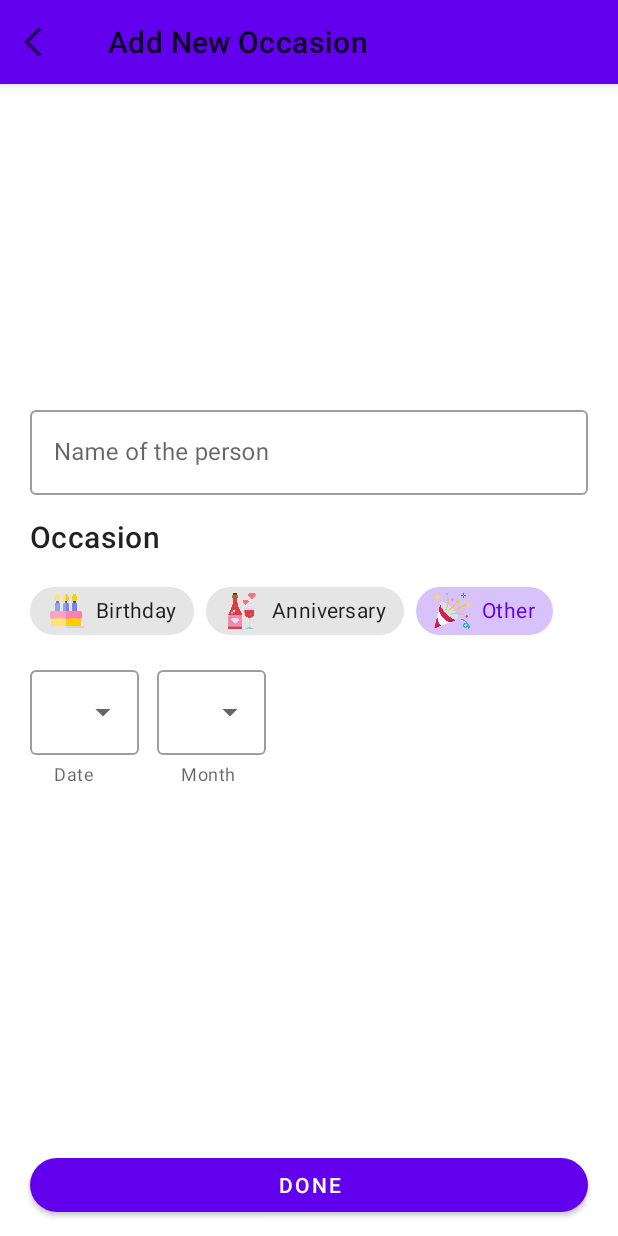
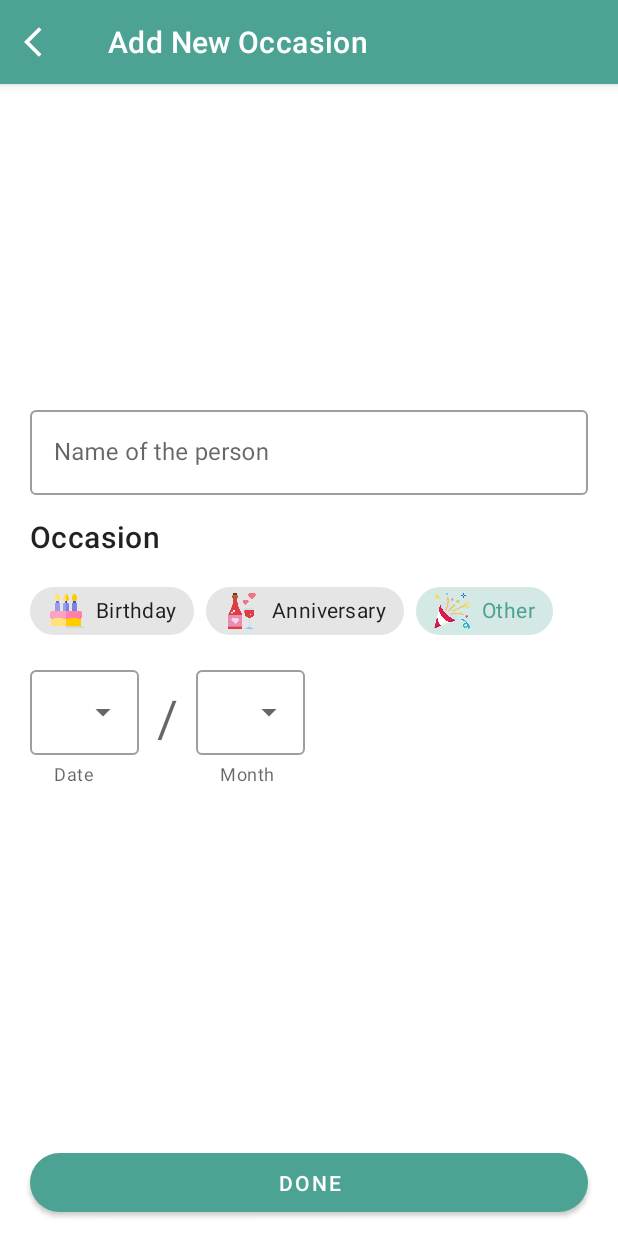
Before and after one commit to kshitijskumar/Wish-Em, an Android app: the AddEventFragment screen opened through its navigation route, on a phone screen of 412 x 824 dp. Run offline under Robolectric (Android 15) with nearby library versions, the light colour scheme and no system bars; our stand-ins replace Room's generated code, data binding; 1 statement that could not run was skipped.

Commit message:
themes set, adapter modified, ui complete

```diff
--- a/app/src/main/java/com/example/wishem/ui/allevents/adapters/OccasionAdapter.kt
+++ b/app/src/main/java/com/example/wishem/ui/allevents/adapters/OccasionAdapter.kt
@@ -1,6 +1,7 @@
 package com.example.wishem.ui.allevents.adapters
 
 import android.view.LayoutInflater
+import android.view.View
 import android.view.ViewGroup
 import androidx.recyclerview.widget.DiffUtil
 import androidx.recyclerview.widget.ListAdapter
@@ -10,7 +11,7 @@ import com.example.wishem.databinding.HolderTodayOccasionsBinding
 import com.example.wishem.local.OccasionEntity
 
 class OccasionAdapter(
-        private val clickItem : (id: Int) -> Unit,
+        private val clickItem : (item: OccasionEntity, itemView: View) -> Unit,
         private val isToday: Boolean = true
 ) : ListAdapter<OccasionEntity, RecyclerView.ViewHolder>(diffUtil) {
 
@@ -54,7 +55,7 @@ class OccasionAdapter(
             binding.item = item
 
             binding.cvTodayOccasion.setOnClickListener {
-                clickItem(item.id)
+                clickItem(item, it)
             }
         }
     }
@@ -65,7 +66,7 @@ class OccasionAdapter(
             binding.item = item
 
             binding.llEvent.setOnClickListener {
-                clickItem(item.id)
+                clickItem(item, it)
             }
         }
     }
--- a/app/src/main/java/com/example/wishem/viewmodel/OccasionViewModel.kt
+++ b/app/src/main/java/com/example/wishem/viewmodel/OccasionViewModel.kt
@@ -96,6 +96,11 @@ class OccasionViewModel(
         }
     }
 
+    fun deleteOccasion(occasion: OccasionEntity) = viewModelScope.launch {
+        repo.deleteOccasion(occasion)
+        updateOccasion()
+    }
+
     private fun setAddingError(errorMsg: String) {
         _addingResult.value = Result.Error(errorMsg)
         _addingResult.value = Result.Idle
@@ -111,12 +116,12 @@ class OccasionViewModel(
             updateOccasion()
         }
 
-        val workRequest = PeriodicWorkRequestBuilder<ReminderWorker>(15, TimeUnit.MINUTES)
+        val workRequest = PeriodicWorkRequestBuilder<ReminderWorker>(12, TimeUnit.HOURS)
                 .addTag(WORK_REQUEST_TAG)
                 .build()
 
         WorkManager.getInstance(application)
-                .enqueueUniquePeriodicWork(WORK_REQUEST_TAG, ExistingPeriodicWorkPolicy.REPLACE, workRequest)
+                .enqueueUniquePeriodicWork(WORK_REQUEST_TAG, ExistingPeriodicWorkPolicy.KEEP, workRequest)
     }
 
 
--- a/app/src/main/res/drawable/bg_bottom_one_side_corner.xml
+++ b/app/src/main/res/drawable/bg_bottom_one_side_corner.xml
@@ -5,6 +5,6 @@
         android:topLeftRadius="30dp"
         android:topRightRadius="30dp" />
 
-    <solid android:color="@color/teal_200"/>
+    <solid android:color="#FBFBFC"/>
 
 </shape>
--- a/app/src/main/res/layout/fragment_add_event.xml
+++ b/app/src/main/res/layout/fragment_add_event.xml
@@ -24,7 +24,9 @@
                     android:layout_width="match_parent"
                     android:layout_height="?attr/actionBarSize"
                     app:title="Add New Occasion"
-                    app:navigationIcon="@drawable/ic_back"/>
+                    app:navigationIcon="@drawable/ic_back"
+                    app:titleTextColor="@color/white"
+                    app:navigationIconTint="@color/white"/>
 
             </com.google.android.material.appbar.AppBarLayout>
 
@@ -120,13 +122,25 @@
                     android:inputType="none"/>
             </com.google.android.material.textfield.TextInputLayout>
 
+            <TextView
+                android:id="@+id/tvDateMonthSep"
+                style="@style/TextAppearance.MaterialComponents.Headline4"
+                android:layout_width="wrap_content"
+                android:layout_height="wrap_content"
+                android:layout_marginStart="12dp"
+                android:text="/"
+                app:layout_constraintTop_toTopOf="@id/etDateLayout"
+                app:layout_constraintBottom_toBottomOf="@id/etDateLayout"
+                app:layout_constraintStart_toEndOf="@id/etDateLayout"
+                android:layout_marginBottom="10dp"/>
+
             <com.google.android.material.textfield.TextInputLayout
                 android:id="@+id/etMonthLayout"
                 android:layout_width="wrap_content"
                 android:layout_height="wrap_content"
                 app:helperText="Month"
                 style="@style/Widget.MaterialComponents.TextInputLayout.OutlinedBox.ExposedDropdownMenu"
-                app:layout_constraintStart_toEndOf="@id/etDateLayout"
+                app:layout_constraintStart_toEndOf="@id/tvDateMonthSep"
                 app:layout_constraintBaseline_toBaselineOf="@id/etDateLayout"
                 android:layout_marginTop="4dp"
                 android:layout_marginStart="12dp">
@@ -149,7 +163,9 @@
                 app:layout_constraintStart_toStartOf="@id/etNameLayout"
                 app:layout_constraintTop_toBottomOf="@+id/etNameLayout"
                 app:layout_constraintVertical_bias="1"
-                app:cornerRadius="100dp"/>
+                app:cornerRadius="100dp"
+                android:paddingTop="10dp"
+                android:paddingBottom="10dp"/>
         </androidx.constraintlayout.widget.ConstraintLayout>
     </ScrollView>
 </layout>
--- a/app/src/main/res/layout/fragment_all_events.xml
+++ b/app/src/main/res/layout/fragment_all_events.xml
@@ -68,7 +68,7 @@
         <androidx.recyclerview.widget.RecyclerView
             android:id="@+id/rvAllEvents"
             android:layout_width="match_parent"
-            android:layout_height="wrap_content"
+            android:layout_height="match_parent"
             android:translationY="10dp"
             android:layout_margin="10dp"
             app:layout_behavior="com.google.android.material.appbar.AppBarLayout$ScrollingViewBehavior"/>
@@ -90,7 +90,9 @@
                 app:cornerRadius="100dp"
                 android:layout_gravity="bottom|center"
                 android:layout_marginStart="30dp"
-                android:layout_marginEnd="30dp"/>
+                android:layout_marginEnd="30dp"
+                android:paddingTop="10dp"
+                android:paddingBottom="10dp"/>
         </FrameLayout>
 
 
--- a/app/src/main/res/layout/holder_today_occasions.xml
+++ b/app/src/main/res/layout/holder_today_occasions.xml
@@ -25,7 +25,7 @@
             app:cardCornerRadius="24dp">
 
             <LinearLayout
-                android:layout_width="match_parent"
+                android:layout_width="wrap_content"
                 android:layout_height="match_parent"
                 android:orientation="horizontal"
                 android:padding="14dp">
@@ -38,7 +38,7 @@
                     event_icon="@{item.iconCode}"/>
 
                 <LinearLayout
-                    android:layout_width="match_parent"
+                    android:layout_width="wrap_content"
                     android:layout_height="wrap_content"
                     android:orientation="vertical"
                     android:layout_marginStart="10dp">
@@ -46,7 +46,7 @@
                     <TextView
                         android:id="@+id/tvName"
                         android:layout_height="wrap_content"
-                        android:layout_width="match_parent"
+                        android:layout_width="wrap_content"
                         android:layout_marginStart="4dp"
                         android:layout_marginEnd="8dp"
                         tools:text="Kshitij"
--- /dev/null
+++ b/app/src/main/res/menu/menu_item.xml
@@ -0,0 +1,6 @@
+<?xml version="1.0" encoding="utf-8"?>
+<menu xmlns:android="http://schemas.android.com/apk/res/android">
+
+    <item android:id="@+id/menuDelete"
+        android:title="Delete"/>
+</menu>
--- a/app/src/main/res/values-night/themes.xml
+++ b/app/src/main/res/values-night/themes.xml
@@ -1,10 +1,10 @@
 <resources xmlns:tools="http://schemas.android.com/tools">
     <!-- Base application theme. -->
-    <style name="Theme.WishEm" parent="Theme.MaterialComponents.DayNight.NoActionBar">
+    <style name="Theme.WishEm" parent="Theme.MaterialComponents.Light.NoActionBar">
         <!-- Primary brand color. -->
-        <item name="colorPrimary">@color/purple_200</item>
-        <item name="colorPrimaryVariant">@color/purple_700</item>
-        <item name="colorOnPrimary">@color/black</item>
+        <item name="colorPrimary">@color/app_bar_dark_teal</item>
+        <item name="colorPrimaryVariant">@color/app_bar_dark_teal</item>
+        <item name="colorOnPrimary">@color/white</item>
         <!-- Secondary brand color. -->
         <item name="colorSecondary">@color/teal_200</item>
         <item name="colorSecondaryVariant">@color/teal_200</item>
--- a/app/src/main/res/values/colors.xml
+++ b/app/src/main/res/values/colors.xml
@@ -7,4 +7,8 @@
     <color name="teal_700">#FF018786</color>
     <color name="black">#FF000000</color>
     <color name="white">#FFFFFFFF</color>
+
+    <color name="app_bar_teal">#59C3AC</color>
+    <color name="app_bar_dark_teal">#4CA293</color>
+    <color name="greyish_blue">#08070D</color>
 </resources>
--- a/app/src/main/res/values/themes.xml
+++ b/app/src/main/res/values/themes.xml
@@ -1,9 +1,9 @@
 <resources xmlns:tools="http://schemas.android.com/tools">
     <!-- Base application theme. -->
-    <style name="Theme.WishEm" parent="Theme.MaterialComponents.DayNight.NoActionBar">
+    <style name="Theme.WishEm" parent="Theme.MaterialComponents.Light.NoActionBar">
         <!-- Primary brand color. -->
-        <item name="colorPrimary">@color/purple_500</item>
-        <item name="colorPrimaryVariant">@color/purple_700</item>
+        <item name="colorPrimary">@color/app_bar_dark_teal</item>
+        <item name="colorPrimaryVariant">@color/app_bar_dark_teal</item>
         <item name="colorOnPrimary">@color/white</item>
         <!-- Secondary brand color. -->
         <item name="colorSecondary">@color/teal_200</item>
```
Also changed, not shown: app/src/main/java/com/example/wishem/MainActivity.kt (+7 -0 lines), app/src/main/java/com/example/wishem/ui/allevents/AllEventsFragment.kt (+41 -3 lines), app/src/main/res/layout/activity_main.xml (+27 -0 lines), app/src/main/res/layout/holder_all_events.xml (+8 -5 lines).
